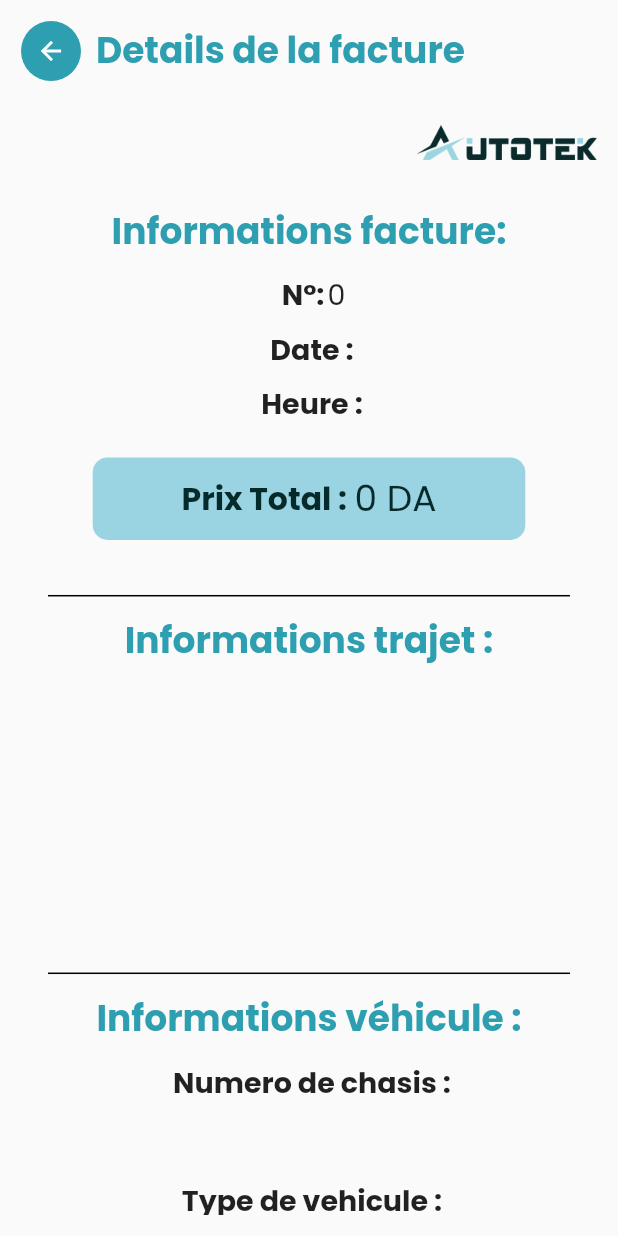
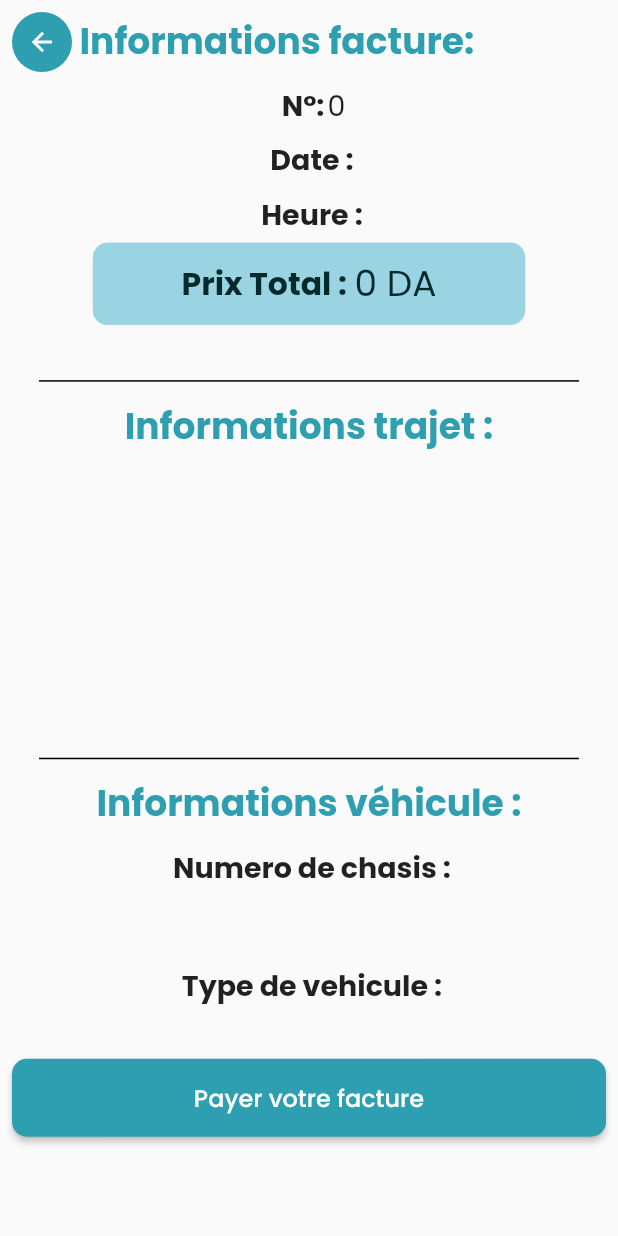
Before and after one commit to Autotek-projet-SIL/Autotec_Mobile_Locataire, a Flutter app: the Facture screen opened directly with empty values, on a phone screen of 412 x 824 dp. Run offline on Flutter 3.47's test engine with Material 2 defaults, Android fonts, the phone set to English and light mode, and no system bars; our stand-ins replace bloc, cloud_firestore, email_validator, equatable, firebase_auth, firebase_core and 13 more; missing offline and left inert: enough_mail, external_app_launcher, flutter_geocoder, flutter_google_places, flutter_polyline_points, google_api_headers and 3 more; accounts and stored records are empty; network calls fail.

Commit message:
last changes

```diff
--- a/lib/car_rental/cars_list.dart
+++ b/lib/car_rental/cars_list.dart
@@ -89,7 +89,7 @@ class CarListView extends StatelessWidget {
                     child: FlatButton(
                         onPressed: () {
                           CarLocation _location = CarLocation();
-                          Api.postLocation("rejete", _location, "f" );
+                          Api.postLocationRejected();
                           Navigator.pop(context);
                         },
                         child: const Text("ok")),
--- a/lib/car_rental/demande.dart
+++ b/lib/car_rental/demande.dart
@@ -104,7 +104,7 @@ class _DemandeState extends State<Demande> {
                   print("numero de chasis");
                   print(_location.car!.numeroChasis);
                   final response =
-                      await Api.postLocation("accepte", _location, "t");
+                      await Api.postLocation(_location);
                   _location.id_location = response;
                   //TODO (DONE) update loue à vrai
                   var db = FirebaseFirestore.instance;
--- a/lib/car_rental/sliding_up_panel.dart
+++ b/lib/car_rental/sliding_up_panel.dart
@@ -176,7 +176,7 @@ class _TrackingScreenState extends State<TrackingScreen> {
                 leading: const Icon(Icons.pin_drop_rounded,
                     color: Color.fromRGBO(27, 146, 164, 0.7)),
                 title: Text(
-                    Distance.distance.toStringAsFixed(2) +
+                    "938.09" +
                         " metres pour arriver",
                     style: const TextStyle(
                         fontSize: 17,
--- a/lib/payment/facture.dart
+++ b/lib/payment/facture.dart
@@ -46,7 +46,7 @@ class _FactureDetailsState extends State<Facture> {
     Size size = MediaQuery.of(context).size;
     return Scaffold(
       body: Padding(
-        padding: const EdgeInsets.all(14.0),
+        padding: const EdgeInsets.all(8.0),
         child: SingleChildScrollView(
           child: Column(
             children: [
@@ -54,10 +54,10 @@ class _FactureDetailsState extends State<Facture> {
                 children: const [
                   WidgetArrowBack(),
                   SizedBox(
-                    width: 10,
+                    width: 5,
                   ),
                   Text(
-                    "Details de la facture ",
+                    "Informations facture: ",
                     style: TextStyle(
                         fontWeight: FontWeight.bold,
                         fontSize: 24,
@@ -66,36 +66,10 @@ class _FactureDetailsState extends State<Facture> {
                 ],
               ),
               SizedBox(
-                height: size.height * 0.03,
-              ),
-              Row(
-                mainAxisAlignment: MainAxisAlignment.spaceBetween,
-                children: [
-                  Text(
-                    widget.nomLoc.toUpperCase(),
-                    textAlign: TextAlign.center,
-                    style: const TextStyle(fontSize: 22),
-                  ),
-                  Image.asset(
-                    "assets/logo.png",
-                    width: 120,
-                  )
-                ],
-              ),
-              SizedBox(
-                height: size.height * 0.03,
-              ),
-              const Text(
-                "Informations facture: ",
-                textAlign: TextAlign.center,
-                style: TextStyle(
-                  fontSize: 24,
-                  fontWeight: FontWeight.bold,
-                  color: Color(0xff2E9FB0),
-                ),
+                height: size.height * 0.01,
               ),
               Padding(
-                padding: const EdgeInsets.only(top: 10, bottom: 10),
+                padding: const EdgeInsets.only(top: 0),
                 child: Column(
                   children: [
                     Row(
@@ -144,7 +118,7 @@ class _FactureDetailsState extends State<Facture> {
                 ),
               ),
               Container(
-                  margin: const EdgeInsets.only(top: 12),
+                  margin: const EdgeInsets.only(top: 5),
                   padding: const EdgeInsets.all(5),
                   height: 55,
                   width: size.width * 0.7,
--- a/lib/payment/paiement_baridimob/code_validation_screen.dart
+++ b/lib/payment/paiement_baridimob/code_validation_screen.dart
@@ -157,10 +157,8 @@ class CodeValidationScreenState extends State<CodeValidationScreen> {
                 child: CustomRaisedButton(
                   text: "Confirmer",
                   press: () async {
-                    final response = await Api.verifierPaiement(
-                        "baridimob",
-                        widget.location.montant.toString(),
-                        "", "", "", "", "", _codeController.text) ;
+                    final response = await Api.verifierPaiementBaridiMob(
+                        "baridimob", "10000.0", _codeController.text) ;
                     widget.location.id_paiement  = response;
                     //(_codeController.text == await accessMail())
                     /*(verified)
```
Also changed, not shown: lib/Authentication/SignUp/sign_up.dart (+4 -4 lines), lib/Authentication/SignUp/sign_up2.dart (+4 -4 lines), lib/models/rest_api.dart (+70 -7 lines), lib/payment/paiement_stripe/paiement_stripe.dart (+23 -31 lines).
